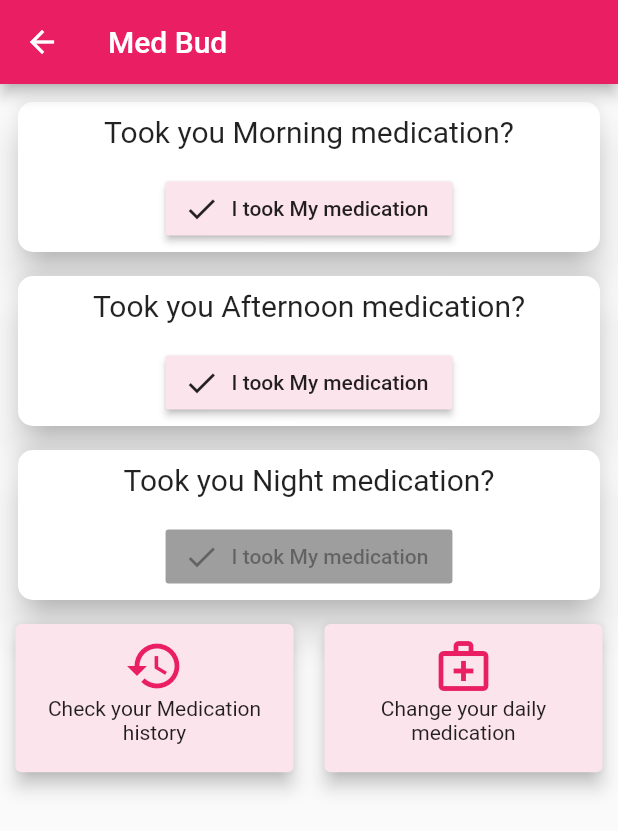
After one commit to balasubramanian1612s/med-bud, a Flutter app: the RemainderHome screen opened directly, on a phone screen of 412 x 824 dp. The commit adds this screen. Shown: the top 831 px of the screen. Run offline on Flutter 3.47's test engine with Material 2 defaults, Android fonts, the phone set to English and light mode, and no system bars; our stand-ins replace shared_preferences; accounts and stored records are empty; statements that could not run were skipped.

Commit message:
main page

```diff
--- a/med_bud/lib/main.dart
+++ b/med_bud/lib/main.dart
@@ -1,6 +1,7 @@
 import 'package:flutter/material.dart';
 import 'package:med_bud/pages/MedicineShopping.dart';
 import 'package:med_bud/pages/medicine_scheduler.dart';
+import 'package:med_bud/pages/remainder_home.dart';
 import 'package:med_bud/pages/schedule_tablets_listing.dart';
 import 'package:med_bud/pages/scheduler_medicine_list.dart';
 
@@ -16,7 +17,7 @@ class MyApp extends StatelessWidget {
       theme: ThemeData(
         primarySwatch: Colors.pink,
       ),
-      home: MedicineShopping(),
+      home: MyStatefulWidget(),
     );
   }
 }
@@ -30,7 +31,6 @@ class MyStatefulWidget extends StatefulWidget {
 
 /// This is the private State class that goes with MyStatefulWidget.
 class _MyStatefulWidgetState extends State<MyStatefulWidget> {
-
   int _selectedIndex = 0;
   static const TextStyle optionStyle =
       TextStyle(fontSize: 30, fontWeight: FontWeight.bold);
@@ -39,7 +39,7 @@ class _MyStatefulWidgetState extends State<MyStatefulWidget> {
       'Index 0: Home',
       style: optionStyle,
     ),
-    MedicineScheduler(),
+    RemainderHome(),
     Text(
       'Index 2: School',
       style: optionStyle,
--- /dev/null
+++ b/med_bud/lib/pages/remainder_home.dart
@@ -0,0 +1,301 @@
+import 'dart:convert';
+
+import 'package:flutter/material.dart';
+import 'package:med_bud/pages/medicine_scheduler.dart';
+import 'package:med_bud/pages/schedule_tablets_listing.dart';
+import 'package:shared_preferences/shared_preferences.dart';
+
+class RemainderHome extends StatefulWidget {
+  @override
+  _RemainderHomeState createState() => _RemainderHomeState();
+}
+
+class _RemainderHomeState extends State<RemainderHome> {
+  List<MedicineRoutine> morningMedicines = [];
+  List<MedicineRoutine> nightMedicines = [];
+  List<MedicineRoutine> afternoonMedicines = [];
+  String morningText = "";
+  String afternoonText = "";
+  String eveningText = "";
+  var now = new DateTime.now();
+  var hour = DateTime.now().hour;
+  loadAllData() async {
+    morningMedicines = [];
+    nightMedicines = [];
+    afternoonMedicines = [];
+    SharedPreferences prefs = await SharedPreferences.getInstance();
+    // await prefs.clear();
+    String hasData = prefs.getString('RoutineDatabase');
+    print(hasData);
+    if (hasData != null) {
+      Map<String, dynamic> user = jsonDecode(hasData) as Map<String, dynamic>;
+      user.forEach((key, value) {
+        if (key == "Morning") {
+          value.forEach((k, v) {
+            morningMedicines.add(MedicineRoutine(k, v["name"], v["qty"], 0));
+          });
+        } else if (key == "Afternoon") {
+          value.forEach((k, v) {
+            afternoonMedicines.add(MedicineRoutine(k, v["name"], v["qty"], 1));
+          });
+        } else if (key == "Evening") {
+          value.forEach((k, v) {
+            nightMedicines.add(MedicineRoutine(k, v["name"], v["qty"], 2));
+          });
+        }
+      });
+      for (var item in afternoonMedicines) {
+        if (afternoonText == "") {
+          afternoonText += "${item.quantity} X ${item.name}";
+        } else {
+          afternoonText += ", ${item.quantity} X ${item.name}";
+        }
+      }
+      for (var item in morningMedicines) {
+        if (morningText == "") {
+          morningText += "${item.quantity} X ${item.name}";
+        } else {
+          morningText += ", ${item.quantity} X ${item.name}";
+        }
+      }
+      for (var item in nightMedicines) {
+        if (eveningText == "") {
+          eveningText += "${item.quantity} X ${item.name}";
+        } else {
+          eveningText += ", ${item.quantity} X ${item.name}";
+        }
+      }
+      setState(() {});
+    }
+  }
+
+  @override
+  void initState() {
+    loadAllData();
+    super.initState();
+  }
+
+  @override
+  Widget build(BuildContext context) {
+    double height = MediaQuery.of(context).size.height;
+    double width = MediaQuery.of(context).size.width;
+
+    return Scaffold(
+      appBar: AppBar(
+        title: const Text('Med Bud'),
+      ),
+      body: Column(
+        children: [
+          Padding(
+            padding: const EdgeInsets.all(8.0),
+            child: Card(
+                elevation: 10,
+                shape: RoundedRectangleBorder(
+                  borderRadius: BorderRadius.circular(10.0),
+                ),
+                child: Container(
+                  height: 100 +
+                      (((nightMedicines.length / 5).ceil()) * 30).toDouble(),
+                  width: width,
+                  child: Padding(
+                    padding: const EdgeInsets.all(8.0),
+                    child: Column(
+                      mainAxisAlignment: MainAxisAlignment.spaceEvenly,
+                      children: [
+                        Text(
+                          'Took you Morning medication?',
+                          style: TextStyle(fontSize: 20),
+                        ),
+                        Center(
+                            child: Text(
+                          morningText,
+                          textAlign: TextAlign.center,
+                        )),
+                        RaisedButton.icon(
+                            onPressed: hour >= 6
+                                ? () async {
+                                    await Navigator.of(context).push(
+                                        MaterialPageRoute(
+                                            builder: (ctx) =>
+                                                ScheduleTabletsListing(0)));
+                                    setState(() {
+                                      loadAllData();
+                                    });
+                                  }
+                                : null,
+                            icon: Icon(Icons.check),
+                            color:
+                                hour > 6 ? Colors.pink[50] : Colors.grey[200],
+                            label: Text("I took My medication"))
+                      ],
+                    ),
+                  ),
+                )),
+          ),
+          Padding(
+            padding: const EdgeInsets.only(bottom: 8, left: 8, right: 8),
+            child: Card(
+                elevation: 10,
+                shape: RoundedRectangleBorder(
+                  borderRadius: BorderRadius.circular(10.0),
+                ),
+                child: Container(
+                  height: 100 +
+                      (((nightMedicines.length / 5).ceil()) * 30).toDouble(),
+                  width: width,
+                  child: Padding(
+                    padding: const EdgeInsets.all(8.0),
+                    child: Column(
+                      crossAxisAlignment: CrossAxisAlignment.center,
+                      mainAxisAlignment: MainAxisAlignment.spaceEvenly,
+                      children: [
+                        Text(
+                          'Took you Afternoon medication?',
+                          style: TextStyle(fontSize: 20),
+                        ),
+                        Center(
+                            child: Text(
+                          afternoonText,
+                          textAlign: TextAlign.center,
+                        )),
+                        RaisedButton.icon(
+                            onPressed: hour >= 2
+                                ? () async {
+                                    await Navigator.of(context).push(
+                                        MaterialPageRoute(
+                                            builder: (ctx) =>
+                                                ScheduleTabletsListing(1)));
+                                    setState(() {
+                                      loadAllData();
+                                    });
+                                  }
+                                : null,
+                            icon: Icon(Icons.check),
+                            color:
+                                hour >= 2 ? Colors.pink[50] : Colors.grey[200],
+                            label: Text("I took My medication"))
+                      ],
+                    ),
+                  ),
+                )),
+          ),
+          Padding(
+            padding: const EdgeInsets.only(bottom: 8, left: 8, right: 8),
+            child: Card(
+                elevation: 10,
+                shape: RoundedRectangleBorder(
+                  borderRadius: BorderRadius.circular(10.0),
+                ),
+                child: Container(
+                  height: 100 +
+                      (((nightMedicines.length / 5).ceil()) * 30).toDouble(),
+                  width: width,
+                  child: Padding(
+                    padding: const EdgeInsets.all(8.0),
+                    child: Column(
+                      mainAxisAlignment: MainAxisAlignment.spaceEvenly,
+                      crossAxisAlignment: CrossAxisAlignment.center,
+                      children: [
+                        Text(
+                          'Took you Night medication?',
+                          style: TextStyle(fontSize: 20),
+                        ),
+                        Center(
+                            child: Text(
+                          eveningText,
+                          textAlign: TextAlign.center,
+                        )),
+                        RaisedButton.icon(
+                            onPressed: hour >= 19
+                                ? () async {
+                                    await Navigator.of(context).push(
+                                        MaterialPageRoute(
+                                            builder: (ctx) =>
+                                                ScheduleTabletsListing(2)));
+                                    setState(() {
+                                      loadAllData();
+                                    });
+                                  }
+                                : null,
+                            icon: Icon(Icons.check),
+                            color:
+                                hour >= 19 ? Colors.pink[50] : Colors.grey[200],
+                            label: Text("I took My medication"))
+                      ],
+                    ),
+                  ),
+                )),
+          ),
+          Row(
+            crossAxisAlignment: CrossAxisAlignment.center,
+            mainAxisAlignment: MainAxisAlignment.spaceAround,
+            children: [
+              GestureDetector(
+                onTap: () {
+                  // Navigator.of(context).push(
+                  //     MaterialPageRoute(builder: (ctx) => MedicineScheduler()));
+                },
+                child: Card(
+                  elevation: 5,
+                  color: Colors.pink[50],
+                  child: Container(
+                    width: width * 0.45,
+                    height: height * 0.12,
+                    child: Padding(
+                      padding: const EdgeInsets.all(8.0),
+                      child: Column(
+                        children: [
+                          Icon(
+                            Icons.history,
+                            size: 40,
+                            color: Colors.pink,
+                          ),
+                          Center(
+                              child: Text(
+                            'Check your Medication history',
+                            textAlign: TextAlign.center,
+                          ))
+                        ],
+                      ),
+                    ),
+                  ),
+                ),
+              ),
+              GestureDetector(
+                onTap: () {
+                  Navigator.of(context).push(
+                      MaterialPageRoute(builder: (ctx) => MedicineScheduler()));
+                },
+                child: Card(
+                  color: Colors.pink[50],
+                  elevation: 5,
+                  child: Container(
+                    width: width * 0.45,
+                    height: height * 0.12,
+                    child: Padding(
+                      padding: const EdgeInsets.all(8.0),
+                      child: Column(
+                        children: [
+                          Icon(
+                            Icons.medical_services_outlined,
+                            color: Colors.pink,
+                            size: 40,
+                          ),
+                          Center(
+                              child: Text(
+                            'Change your daily medication',
+                            textAlign: TextAlign.center,
+                          ))
+                        ],
+                      ),
+                    ),
+                  ),
+                ),
+              ),
+            ],
+          ),
+        ],
+      ),
+    );
+  }
+}
```
